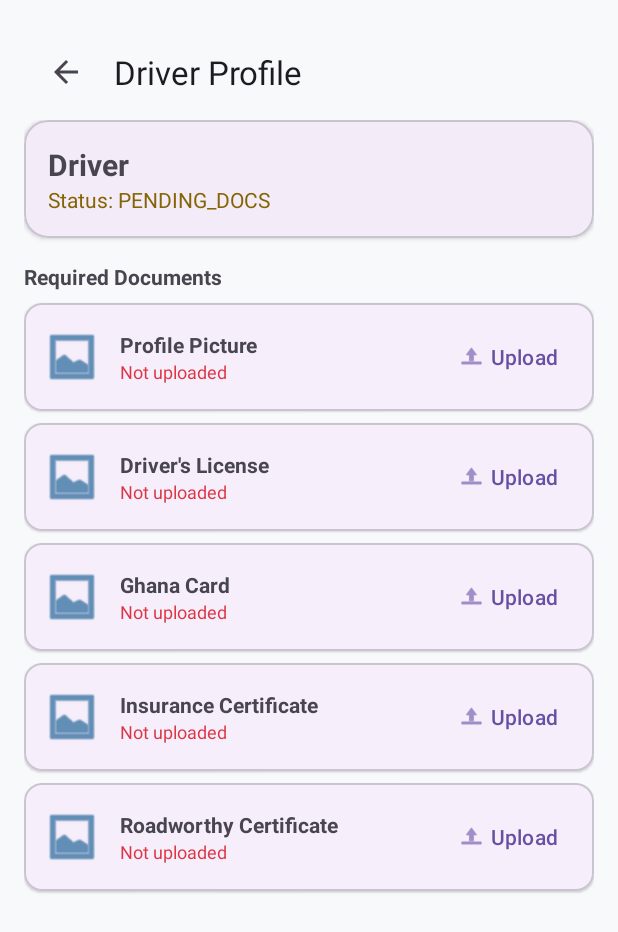
After one commit to NiiOdartei1/fameko-android, an Android app built with Jetpack Compose: the DriverProfileActivity screen opened directly, with no data from a screen before it, on a phone screen of 412 x 824 dp. The commit adds this screen. Shown: the top 932 px of the screen. Run offline under Robolectric (Android 15) with nearby library versions, the light colour scheme and no system bars.

Commit message:
Fix status display and add upload button to landing page

```diff
--- a/app/src/main/AndroidManifest.xml
+++ b/app/src/main/AndroidManifest.xml
@@ -36,6 +36,12 @@
             android:exported="false"
             android:theme="@style/Theme.FamekoDriver" />
 
+        <activity
+            android:name=".DriverProfileActivity"
+            android:exported="false"
+            android:label="My Profile"
+            android:theme="@style/Theme.FamekoDriver" />
+
         <provider
             android:name="androidx.core.content.FileProvider"
             android:authorities="com.example.famekodriver.fileprovider"
--- /dev/null
+++ b/app/src/main/java/com/example/famekodriver/DriverProfileActivity.kt
@@ -0,0 +1,134 @@
+package com.example.famekodriver
+
+import android.app.Activity
+import android.content.Intent
+import android.net.Uri
+import android.os.Bundle
+import android.view.View
+import android.widget.TextView
+import android.widget.Toast
+import androidx.activity.result.contract.ActivityResultContracts
+import androidx.appcompat.app.AppCompatActivity
+import androidx.appcompat.widget.Toolbar
+import androidx.lifecycle.lifecycleScope
+import com.example.famekodriver.core.data.SessionManager
+import com.example.famekodriver.core.data.repository.DriverRepository
+import com.google.android.material.button.MaterialButton
+import kotlinx.coroutines.launch
+import java.io.File
+import java.io.FileOutputStream
+
+class DriverProfileActivity : AppCompatActivity() {
+    private lateinit var sessionManager: SessionManager
+    private val repository = DriverRepository()
+    private var pendingDocType: String? = null
+
+    private val pickImageLauncher = registerForActivityResult(ActivityResultContracts.StartActivityForResult()) { result ->
+        if (result.resultCode == Activity.RESULT_OK) {
+            val uri = result.data?.data
+            if (uri != null && pendingDocType != null) {
+                uploadDoc(pendingDocType!!, uri)
+            }
+        }
+    }
+
+    override fun onCreate(savedInstanceState: Bundle?) {
+        super.onCreate(savedInstanceState)
+        setContentView(R.layout.activity_driver_profile)
+
+        sessionManager = SessionManager(this)
+
+        val toolbar = findViewById<Toolbar>(R.id.toolbar)
+        setSupportActionBar(toolbar)
+        supportActionBar?.setDisplayHomeAsUpEnabled(true)
+        toolbar.setNavigationOnClickListener { finish() }
+
+        findViewById<TextView>(R.id.tvDriverName).text = sessionManager.getDriverName()
+        updateStatusUI()
+
+        setupDocItem(R.id.layoutProfilePic, "Profile Picture", "profile_pic")
+        setupDocItem(R.id.layoutLicense, "Driver's License", "drivers_license")
+        setupDocItem(R.id.layoutGhanaCard, "Ghana Card", "ghana_card")
+        setupDocItem(R.id.layoutInsurance, "Insurance Certificate", "insurance_cert")
+        setupDocItem(R.id.layoutRoadworthy, "Roadworthy Certificate", "roadworthy_cert")
+
+        refreshStatus()
+    }
+
+    private fun setupDocItem(layoutId: Int, title: String, type: String) {
+        val view = findViewById<View>(layoutId)
+        view.findViewById<TextView>(R.id.tvDocTitle).text = title
+        view.findViewById<MaterialButton>(R.id.btnUpload).setOnClickListener {
+            pendingDocType = type
+            val intent = Intent(Intent.ACTION_GET_CONTENT)
+            intent.type = "image/*"
+            pickImageLauncher.launch(intent)
+        }
+    }
+
+    private fun updateStatusUI() {
+        val status = sessionManager.getDriverStatus()
+        findViewById<TextView>(R.id.tvDriverStatus).text = "Status: $status"
+    }
+
+    private fun refreshStatus() {
+        val driverId = sessionManager.getDriverId() ?: return
+        lifecycleScope.launch {
+            repository.getDriverStatus(driverId).onSuccess { response ->
+                sessionManager.updateStatus(response.status)
+                updateStatusUI()
+                // Update individual item statuses based on response.missingDocs
+                updateDocStatus(R.id.layoutProfilePic, "profile_pic" !in response.missingDocs)
+                updateDocStatus(R.id.layoutLicense, "drivers_license" !in response.missingDocs)
+                updateDocStatus(R.id.layoutGhanaCard, "ghana_card" !in response.missingDocs)
+                updateDocStatus(R.id.layoutInsurance, "insurance_cert" !in response.missingDocs)
+                updateDocStatus(R.id.layoutRoadworthy, "roadworthy_cert" !in response.missingDocs)
+            }.onFailure {
+                updateStatusUI()
+            }
+        }
+    }
+
+    private fun updateDocStatus(layoutId: Int, uploaded: Boolean) {
+        val view = findViewById<View>(layoutId)
+        val tvStatus = view.findViewById<TextView>(R.id.tvDocStatus)
+        if (uploaded) {
+            tvStatus.text = "Uploaded"
+            tvStatus.setTextColor(android.graphics.Color.parseColor("#28A745"))
+            view.findViewById<MaterialButton>(R.id.btnUpload).text = "Replace"
+        } else {
+            tvStatus.text = "Not uploaded"
+            tvStatus.setTextColor(android.graphics.Color.parseColor("#DC3545"))
+            view.findViewById<MaterialButton>(R.id.btnUpload).text = "Upload"
+        }
+    }
+
+    private fun uploadDoc(type: String, uri: Uri) {
+        val driverId = sessionManager.getDriverId() ?: return
+        val file = uriToFile(uri) ?: return
+
+        lifecycleScope.launch {
+            Toast.makeText(this@DriverProfileActivity, "Uploading...", Toast.LENGTH_SHORT).show()
+            repository.uploadDocument(driverId, type, file).onSuccess {
+                Toast.makeText(this@DriverProfileActivity, "Upload successful", Toast.LENGTH_SHORT).show()
+                refreshStatus()
+            }.onFailure {
+                Toast.makeText(this@DriverProfileActivity, "Upload failed: ${it.message}", Toast.LENGTH_LONG).show()
+            }
+        }
+    }
+
+    private fun uriToFile(uri: Uri): File? {
+        try {
+            val inputStream = contentResolver.openInputStream(uri) ?: return null
+            val file = File(cacheDir, "upload_${System.currentTimeMillis()}.jpg")
+            val outputStream = FileOutputStream(file)
+            inputStream.copyTo(outputStream)
+            inputStream.close()
+            outputStream.close()
+            return file
+        } catch (e: Exception) {
+            return null
+        }
+    }
+}
--- /dev/null
+++ b/app/src/main/res/layout/activity_driver_profile.xml
@@ -0,0 +1,90 @@
+<?xml version="1.0" encoding="utf-8"?>
+<LinearLayout xmlns:android="http://schemas.android.com/apk/res/android"
+    xmlns:app="http://schemas.android.com/apk/res-auto"
+    android:layout_width="match_parent"
+    android:layout_height="match_parent"
+    android:orientation="vertical"
+    android:padding="16dp"
+    android:background="#F8F9FA">
+
+    <androidx.appcompat.widget.Toolbar
+        android:id="@+id/toolbar"
+        android:layout_width="match_parent"
+        android:layout_height="?attr/actionBarSize"
+        android:background="@android:color/transparent"
+        app:title="Driver Profile" />
+
+    <ScrollView
+        android:layout_width="match_parent"
+        android:layout_height="0dp"
+        android:layout_weight="1">
+
+        <LinearLayout
+            android:layout_width="match_parent"
+            android:layout_height="wrap_content"
+            android:orientation="vertical"
+            android:paddingBottom="24dp">
+
+            <com.google.android.material.card.MaterialCardView
+                android:layout_width="match_parent"
+                android:layout_height="wrap_content"
+                app:cardCornerRadius="16dp"
+                app:cardElevation="2dp"
+                app:contentPadding="16dp"
+                android:layout_marginBottom="16dp">
+
+                <LinearLayout
+                    android:layout_width="match_parent"
+                    android:layout_height="wrap_content"
+                    android:orientation="vertical">
+                    <TextView
+                        android:id="@+id/tvDriverName"
+                        android:layout_width="match_parent"
+                        android:layout_height="wrap_content"
+                        android:text="Driver Name"
+                        android:textSize="20sp"
+                        android:textStyle="bold" />
+                    <TextView
+                        android:id="@+id/tvDriverStatus"
+                        android:layout_width="match_parent"
+                        android:layout_height="wrap_content"
+                        android:text="Status: PENDING_DOCS"
+                        android:textColor="#856404" />
+                </LinearLayout>
+            </com.google.android.material.card.MaterialCardView>
+
+            <TextView
+                android:layout_width="match_parent"
+                android:layout_height="wrap_content"
+                android:text="Required Documents"
+                android:textStyle="bold"
+                android:layout_marginBottom="8.dp" />
+
+            <!-- Profile Pic -->
+            <include
+                android:id="@+id/layoutProfilePic"
+                layout="@layout/item_doc_upload" />
+
+            <!-- License -->
+            <include
+                android:id="@+id/layoutLicense"
+                layout="@layout/item_doc_upload" />
+
+            <!-- Ghana Card -->
+            <include
+                android:id="@+id/layoutGhanaCard"
+                layout="@layout/item_doc_upload" />
+
+            <!-- Insurance -->
+            <include
+                android:id="@+id/layoutInsurance"
+                layout="@layout/item_doc_upload" />
+
+            <!-- Roadworthy -->
+            <include
+                android:id="@+id/layoutRoadworthy"
+                layout="@layout/item_doc_upload" />
+
+        </LinearLayout>
+    </ScrollView>
+</LinearLayout>
--- /dev/null
+++ b/app/src/main/res/layout/item_doc_upload.xml
@@ -0,0 +1,56 @@
+<?xml version="1.0" encoding="utf-8"?>
+<com.google.android.material.card.MaterialCardView xmlns:android="http://schemas.android.com/apk/res/android"
+    xmlns:app="http://schemas.android.com/apk/res-auto"
+    android:layout_width="match_parent"
+    android:layout_height="wrap_content"
+    android:layout_marginBottom="8.dp"
+    app:cardCornerRadius="12.dp"
+    app:cardElevation="1dp">
+
+    <LinearLayout
+        android:layout_width="match_parent"
+        android:layout_height="wrap_content"
+        android:orientation="horizontal"
+        android:padding="12.dp"
+        android:gravity="center_vertical">
+
+        <ImageView
+            android:id="@+id/ivDocIcon"
+            android:layout_width="40dp"
+            android:layout_height="40dp"
+            android:src="@android:drawable/ic_menu_gallery"
+            app:tint="#004E89" />
+
+        <LinearLayout
+            android:layout_width="0dp"
+            android:layout_height="wrap_content"
+            android:layout_weight="1"
+            android:orientation="vertical"
+            android:layout_marginStart="12.dp">
+
+            <TextView
+                android:id="@+id/tvDocTitle"
+                android:layout_width="wrap_content"
+                android:layout_height="wrap_content"
+                android:text="Document Title"
+                android:textStyle="bold" />
+
+            <TextView
+                android:id="@+id/tvDocStatus"
+                android:layout_width="wrap_content"
+                android:layout_height="wrap_content"
+                android:text="Not uploaded"
+                android:textSize="12sp"
+                android:textColor="#DC3545" />
+        </LinearLayout>
+
+        <com.google.android.material.button.MaterialButton
+            android:id="@+id/btnUpload"
+            style="@style/Widget.Material3.Button.TextButton"
+            android:layout_width="wrap_content"
+            android:layout_height="wrap_content"
+            android:text="Upload"
+            app:icon="@android:drawable/ic_menu_upload" />
+
+    </LinearLayout>
+</com.google.android.material.card.MaterialCardView>
--- a/core/src/main/java/com/example/famekodriver/core/data/repository/DriverRepository.kt
+++ b/core/src/main/java/com/example/famekodriver/core/data/repository/DriverRepository.kt
@@ -45,7 +45,7 @@ class DriverRepository {
                     licenseNumber = "",
                     vehicleType = "Car",
                     vehicleNumber = "",
-                    status = "APPROVED", // Default to approved for test login
+                    status = response.status ?: "PENDING",
                     isOnline = false,
                     rating = 5.0
                 ))
--- a/shared-models/src/main/kotlin/com/example/famekodriver/core/domain/model/AuthModels.kt
+++ b/shared-models/src/main/kotlin/com/example/famekodriver/core/domain/model/AuthModels.kt
@@ -17,5 +17,6 @@ data class AuthResponse(
     val success: Boolean,
     val message: String?,
     val user_id: String?,
-    val name: String?
+    val name: String?,
+    val status: String? = null
 )
```
Also changed, not shown: app/src/main/java/com/example/famekodriver/MainActivity.kt (+12 -0 lines), backend/src/main/kotlin/com/example/famekodriver/backend/plugins/Routing.kt (+7 -3 lines).
